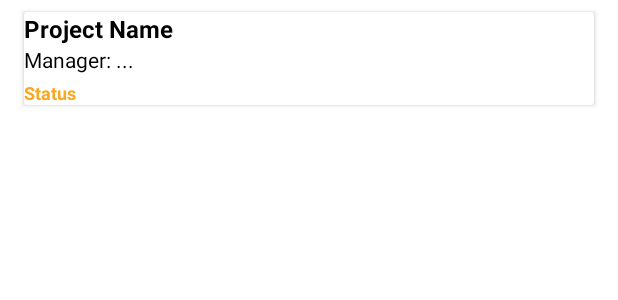
After one commit to IPVC-EI-2024-2025/tp-ei-a-2024-2025-projectmanagment_28998_24899, an Android app: the layout item_project.xml on its own in the app's theme, with its tools: preview values and no code run, on a phone screen of 412 x 824 dp. The commit adds this screen. Shown: the top 300 px of the screen. Run offline under Robolectric (Android 15) with nearby library versions, the phone set to English and light mode, and no system bars.

Commit message:
List of Projects working

```diff
--- a/app/src/main/java/com/baptistaz/taskwave/data/remote/project/ProjectRepository.kt
+++ b/app/src/main/java/com/baptistaz/taskwave/data/remote/project/ProjectRepository.kt
@@ -1,11 +1,13 @@
 package com.baptistaz.taskwave.data.remote.project
 
+import android.util.Log
 import com.baptistaz.taskwave.data.model.Project
 
 class ProjectRepository(private val service: ProjectService) {
 
     suspend fun getAllProjects(): List<Project> {
         val response = service.getAllProjects()
+        Log.d("GET_PROJECTS", "Status: ${response.code()}, Body: ${response.body()}")
         if (response.isSuccessful) {
             return response.body() ?: emptyList()
         } else {
--- /dev/null
+++ b/app/src/main/res/layout/item_project.xml
@@ -0,0 +1,42 @@
+<?xml version="1.0" encoding="utf-8"?>
+<androidx.cardview.widget.CardView xmlns:android="http://schemas.android.com/apk/res/android"
+    android:layout_width="match_parent"
+    android:layout_height="wrap_content"
+    android:layout_marginVertical="8dp"
+    android:layout_marginHorizontal="16dp"
+    android:elevation="2dp"
+    android:padding="12dp">
+
+    <LinearLayout
+        android:orientation="vertical"
+        android:layout_width="match_parent"
+        android:layout_height="wrap_content">
+
+        <TextView
+            android:id="@+id/text_project_name"
+            android:text="Project Name"
+            android:textStyle="bold"
+            android:textSize="16sp"
+            android:textColor="@color/black"
+            android:layout_width="match_parent"
+            android:layout_height="wrap_content" />
+
+        <TextView
+            android:id="@+id/text_manager_name"
+            android:text="Manager: ..."
+            android:textSize="14sp"
+            android:textColor="@color/black"
+            android:layout_width="match_parent"
+            android:layout_height="wrap_content" />
+
+        <TextView
+            android:id="@+id/text_status"
+            android:text="Status"
+            android:textSize="12sp"
+            android:textStyle="bold"
+            android:textColor="@color/button_orange"
+            android:layout_width="wrap_content"
+            android:layout_height="wrap_content"
+            android:layout_marginTop="4dp"/>
+    </LinearLayout>
+</androidx.cardview.widget.CardView>
--- a/app/src/main/res/values/colors.xml
+++ b/app/src/main/res/values/colors.xml
@@ -6,4 +6,6 @@
     <color name="text_secondary">#757575</color>
     <color name="stroke_orange">#F9A825</color>
     <color name="black">#000000</color>
+    <color name="green">#4CAF50</color>
+    <color name="gray">#9E9E9E</color>
 </resources>
```
Also changed, not shown: app/src/main/java/com/baptistaz/taskwave/ui/home/admin/manageprojects/ManageProjectsActivity.kt (+28 -6 lines), app/src/main/java/com/baptistaz/taskwave/ui/home/admin/manageprojects/ProjectAdapter.kt (added, +47 -0 lines), app/src/main/res/layout/activity_manage_projects.xml (+8 -0 lines).
